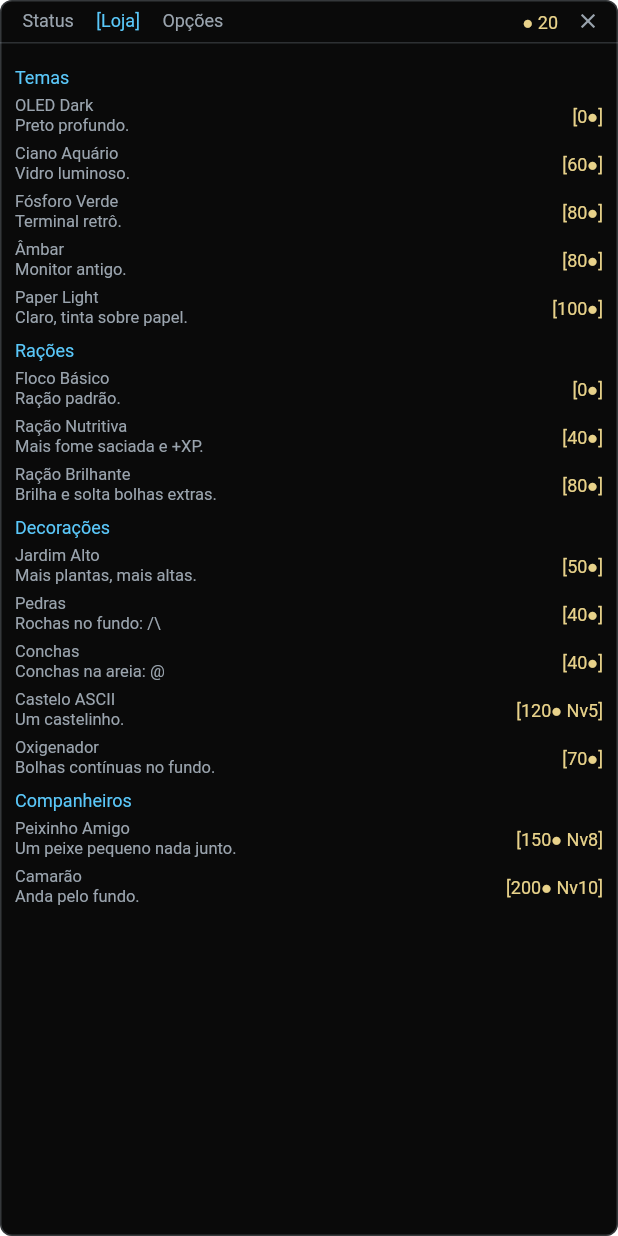
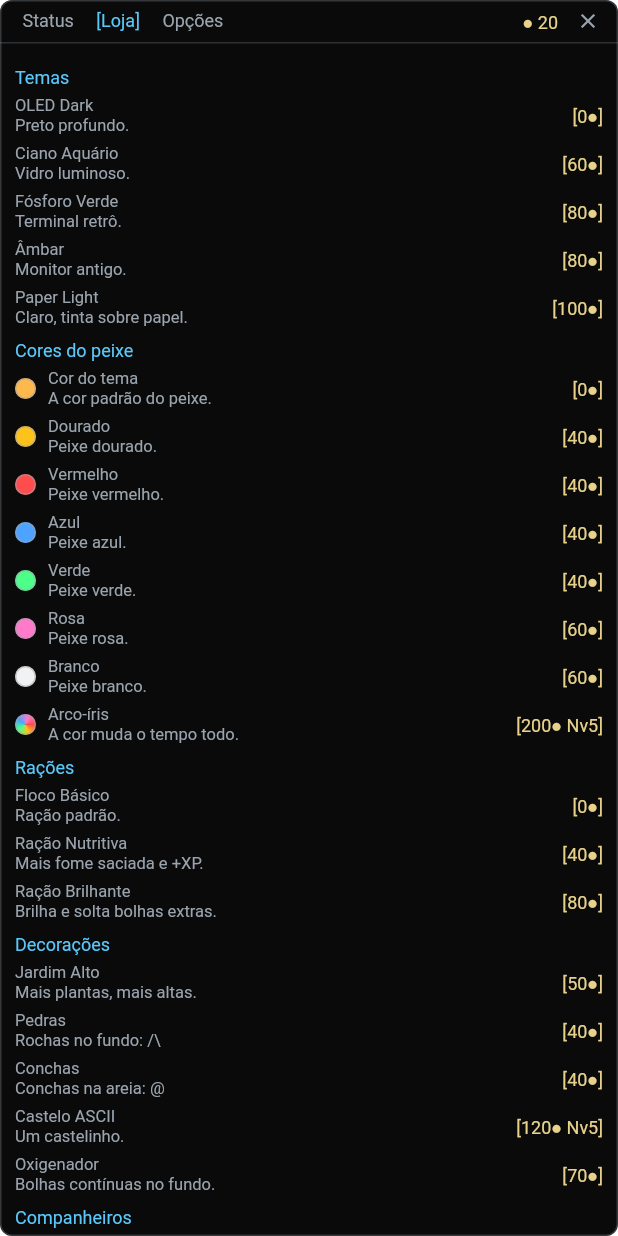
Before and after one commit to joseminelli/AsciiFish, a Flutter app: the SideDrawerMenu widget shown alone on an empty page, opened directly with empty values, after a tap on "Loja", on a phone screen of 412 x 824 dp. Run offline on Flutter 3.47's test engine with Material 3 defaults, Android fonts, the phone set to English and light mode, and no system bars; missing offline and left inert: dart:ffi, screen_retriever, tray_manager, window_manager; Roboto replaces fonts that are missing (Consolas); statements that could not run were skipped.

Commit message:
feat: sujeira mais visível, cores do peixe na loja e modo debug

```diff
--- a/lib/core/models/app_settings.dart
+++ b/lib/core/models/app_settings.dart
@@ -3,6 +3,8 @@ class AppSettings {
     this.alwaysOnTop = false,
     this.widgetMode = true,
     this.themeId = 'theme_oled',
+    this.fishColorId = 'fcolor_default',
+    this.debugMode = false,
     this.autoHideHud = true,
     this.fontSize = 13,
     this.windowX,
@@ -14,6 +16,8 @@ class AppSettings {
   bool alwaysOnTop;
   bool widgetMode; // fica atrás dos outros apps, como um widget de desktop
   String themeId;
+  String fishColorId;
+  bool debugMode;
   bool autoHideHud;
   double fontSize;
   double? windowX;
@@ -25,6 +29,8 @@ class AppSettings {
     'alwaysOnTop': alwaysOnTop,
     'widgetMode': widgetMode,
     'themeId': themeId,
+    'fishColorId': fishColorId,
+    'debugMode': debugMode,
     'autoHideHud': autoHideHud,
     'fontSize': fontSize,
     'windowX': windowX,
@@ -39,6 +45,8 @@ class AppSettings {
       alwaysOnTop: j['alwaysOnTop'] as bool? ?? d.alwaysOnTop,
       widgetMode: j['widgetMode'] as bool? ?? d.widgetMode,
       themeId: j['themeId'] as String? ?? d.themeId,
+      fishColorId: j['fishColorId'] as String? ?? d.fishColorId,
+      debugMode: j['debugMode'] as bool? ?? d.debugMode,
       autoHideHud: j['autoHideHud'] as bool? ?? d.autoHideHud,
       fontSize: ((j['fontSize'] as num?) ?? d.fontSize).toDouble().clamp(
         10.0,
--- a/lib/core/models/ascii_theme.dart
+++ b/lib/core/models/ascii_theme.dart
@@ -98,3 +98,22 @@ const kThemes = [
 
 AsciiTheme themeById(String id) =>
     kThemes.firstWhere((t) => t.id == id, orElse: () => kThemes.first);
+
+/// Cores personalizadas do peixe (null = cor do tema; rainbow = ciclo de matiz).
+class FishColor {
+  const FishColor(this.id, this.color, {this.rainbow = false});
+  final String id;
+  final Color? color;
+  final bool rainbow;
+}
+
+const kFishColors = [
+  FishColor('fcolor_default', null),
+  FishColor('fcolor_gold', Color(0xFFFFC21A)),
+  FishColor('fcolor_red', Color(0xFFFF4D4D)),
+  FishColor('fcolor_blue', Color(0xFF4DA3FF)),
+  FishColor('fcolor_green', Color(0xFF4DFF88)),
+  FishColor('fcolor_pink', Color(0xFFFF7AC8)),
+  FishColor('fcolor_white', Color(0xFFF2F2F2)),
+  FishColor('fcolor_rainbow', null, rainbow: true),
+];
--- a/lib/core/models/game_progress.dart
+++ b/lib/core/models/game_progress.dart
@@ -14,7 +14,7 @@ class GameProgress {
     this.cleanCount = 0,
     this.interactCount = 0,
     DateTime? lastSavedAt,
-  }) : owned = owned ?? {'theme_oled', 'food_basic'},
+  }) : owned = owned ?? {'theme_oled', 'food_basic', 'fcolor_default'},
        achievements = achievements ?? {},
        daysCared = daysCared ?? {},
        lastSavedAt = lastSavedAt ?? DateTime.now();
--- a/lib/core/models/shop_catalog.dart
+++ b/lib/core/models/shop_catalog.dart
@@ -1,4 +1,4 @@
-enum ShopCategory { theme, food, decor, companion }
+enum ShopCategory { theme, fishColor, food, decor, companion }
 
 class ShopItem {
   const ShopItem(
@@ -128,4 +128,44 @@ const kShopItems = [
     200,
     minLevel: 10,
   ),
+  // Cores do peixe
+  ShopItem(
+    'fcolor_default',
+    'Cor do tema',
+    'A cor padrão do peixe.',
+    ShopCategory.fishColor,
+    0,
+  ),
+  ShopItem(
+    'fcolor_gold',
+    'Dourado',
+    'Peixe dourado.',
+    ShopCategory.fishColor,
+    40,
+  ),
+  ShopItem(
+    'fcolor_red',
+    'Vermelho',
+    'Peixe vermelho.',
+    ShopCategory.fishColor,
+    40,
+  ),
+  ShopItem('fcolor_blue', 'Azul', 'Peixe azul.', ShopCategory.fishColor, 40),
+  ShopItem('fcolor_green', 'Verde', 'Peixe verde.', ShopCategory.fishColor, 40),
+  ShopItem('fcolor_pink', 'Rosa', 'Peixe rosa.', ShopCategory.fishColor, 60),
+  ShopItem(
+    'fcolor_white',
+    'Branco',
+    'Peixe branco.',
+    ShopCategory.fishColor,
+    60,
+  ),
+  ShopItem(
+    'fcolor_rainbow',
+    'Arco-íris',
+    'A cor muda o tempo todo.',
+    ShopCategory.fishColor,
+    200,
+    minLevel: 5,
+  ),
 ];
--- a/lib/core/simulation/aquarium_engine.dart
+++ b/lib/core/simulation/aquarium_engine.dart
@@ -38,7 +38,6 @@ class AquariumEngine {
   void Function()? onJump;
   static const _g = 16.0; // gravidade do pulo (linhas/s^2)
   double _jumpT = 25;
-  double _airCool = 0;
 
   double _bubbleT = 1;
   double _dirtT = 3;
@@ -150,6 +149,25 @@ class AquariumEngine {
     final before = particles.length;
     particles.removeWhere((p) => p.type == ParticleType.dirt);
     return before - particles.length;
+  }
+
+  /// Debug: cria sujeira na hora.
+  void spawnDirt(int n) {
+    for (var i = 0; i < n; i++) {
+      particles.add(
+        Particle(
+          ParticleType.dirt,
+          _rnd.nextDouble() * (cols - 1),
+          rows - 2.0,
+          const [',', '.', ';', '`'][_rnd.nextInt(4)],
+        ),
+      );
+    }
+  }
+
+  /// Debug: força um pulo agora (se houver ar suficiente).
+  void forceJump() {
+    if (fish.mode != FishMode.jumping && airRows >= 2) _launch();
   }
 
   /// Remove a sujeira mais próxima do ponto (em células). Retorna true se limpou algo.
@@ -313,7 +331,6 @@ class AquariumEngine {
       _updateJump(dt);
       return;
     }
-    _airCool -= dt;
     final activity = 0.5 + 0.5 * (cleanliness / 100);
     final tired = hunger < 25 ? 0.6 : 1.0;
     final food = _nearestFood();
@@ -344,21 +361,6 @@ class AquariumEngine {
       tx = _curiousX > f.x + f.width / 2 ? _curiousX - f.width : _curiousX;
       ty = _curiousY.clamp(_minY, _maxY).toDouble();
       speed = 6 + cols / 60;
-      // Cursor no ar (acima da agua): o peixe vem por baixo e salta na direcao dele.
-      if (_curiousY < waterTop - 0.5 &&
-          airRows >= 3 &&
-          _airCool <= 0 &&
-          (_curiousX - f.mouthX).abs() < 5 &&
-          f.y <= waterTop + 2.2) {
-        _airCool = 5;
-        _launch(
-          apex: (waterTop - _curiousY + 0.5)
-              .clamp(1.5, airRows - 1.0)
-              .toDouble(),
-          vx: ((_curiousX - f.mouthX) * 1.5).clamp(-8.0, 8.0),
-        );
-        return;
-      }
     } else {
       f.mode = FishMode.wandering;
       _jumpT -= dt;
--- a/lib/platform/click_through_service.dart
+++ b/lib/platform/click_through_service.dart
@@ -38,7 +38,7 @@ class ClickThroughService {
       if (hot && !_hotkeyWas) game.triggerFeed();
       _hotkeyWas = hot;
       game.setHover(inWindow && game.overPanel(local));
-      if (inWindow) game.passiveHover(local);
+      game.passiveHover(local, inWindow: inWindow);
 
       final capture = inWindow && game.isInteractiveAt(local);
       if (capture != _capturing) {
--- a/lib/ui/painter/aquarium_painter.dart
+++ b/lib/ui/painter/aquarium_painter.dart
@@ -60,6 +60,7 @@ class AquariumPainter extends CustomPainter {
     final g = game.glyphs;
     final cw = g.cell.width, ch = g.cell.height;
     final owned = game.progress.owned;
+    final fishCol = game.fishColor(e.time);
 
     void text(String s, double col, double row, Color c) {
       g.get(s, c).paint(canvas, Offset(col * cw, row * ch));
@@ -166,6 +167,8 @@ class AquariumPainter extends CustomPainter {
         final o = Offset(p.x * cw + cw / 2, p.y * ch + ch / 2);
         canvas.drawCircle(o, 6, Paint()..color = c.withValues(alpha: 0.25));
         canvas.drawCircle(o, 3, Paint()..color = c);
+      } else if (p.type == ParticleType.dirt) {
+        _paintDirt(canvas, p, cw, ch, e.time, th.isDark);
       } else {
         text(p.ch, p.x, p.y, c);
       }
@@ -178,14 +181,14 @@ class AquariumPainter extends CustomPainter {
           c.facing > 0 ? '><o>' : '<o><',
           c.x,
           c.y,
-          th.fish.withValues(alpha: 0.8),
+          fishCol.withValues(alpha: 0.8),
         );
       } else {
         text(
           c.facing > 0 ? '=(:>' : '<:)=',
           c.x,
           c.y,
-          th.fish.withValues(alpha: 0.8),
+          fishCol.withValues(alpha: 0.8),
         );
       }
     }
@@ -211,7 +214,59 @@ class AquariumPainter extends CustomPainter {
       facingRight: f.facing > 0,
       tail: f.tailPhase.floor(),
     );
-    text(sprite, f.x, f.y, th.fish);
+    text(sprite, f.x, f.y, fishCol);
+  }
+
+  /// Sujeira bem visível: montinho marrom com contorno, brilho e fiapos de "fedor" subindo.
+  void _paintDirt(
+    Canvas canvas,
+    Particle p,
+    double cw,
+    double ch,
+    double t,
+    bool dark,
+  ) {
+    final seed = (p.x0 * 7.31).floor();
+    final w = cw * (1.7 + (seed % 3) * 0.35); // largura varia por partícula
+    final h = ch * 0.62;
+    final cx = p.x * cw + cw / 2;
+    final base = p.y * ch + ch * 0.95;
+    final body = Rect.fromCenter(
+      center: Offset(cx, base - h / 2),
+      width: w,
+      height: h,
+    );
+
+    final fill = Paint()..color = const Color(0xFF8A5A24);
+    final edge = Paint()
+      ..style = PaintingStyle.stroke
+      ..strokeWidth = 1.4
+      ..color = dark ? const Color(0xFFE6B87A) : const Color(0xFF2B1A08);
+    canvas.drawOval(body, fill);
+    canvas.drawOval(body, edge);
+    canvas.drawOval(
+      Rect.fromCenter(
+        center: body.center.translate(-w * 0.18, -h * 0.18),
+        width: w * 0.35,
+        height: h * 0.3,
+      ),
+      Paint()..color = const Color(0xFFC48A4A),
+    );
+
+    // fiapos subindo
+    for (var i = 0; i < 2; i++) {
+      final ph = (t * 0.9 + i * 0.5 + seed * 0.13) % 1.0;
+      final sx =
+          cx + (i == 0 ? -w * 0.2 : w * 0.2) + sin((t + i) * 3 + seed) * 2.5;
+      final sy = body.top - ph * ch * 1.1;
+      canvas.drawCircle(
+        Offset(sx, sy),
+        1.8,
+        Paint()
+          ..color = (dark ? const Color(0xFFD8C49A) : const Color(0xFF6B5B45))
+              .withValues(alpha: (1 - ph) * 0.8),
+      );
+    }
   }
 
   @override
--- a/lib/ui/widgets/side_drawer_menu.dart
+++ b/lib/ui/widgets/side_drawer_menu.dart
@@ -83,7 +83,7 @@ class _SideDrawerMenuState extends State<SideDrawerMenu> {
                 children: switch (_tab) {
                   0 => _status(th, base),
                   1 => _shop(th, base),
-                  _ => _options(th, base),
+                  _ => [..._options(th, base), ..._debug(th, base)],
                 },
               ),
             ),
@@ -97,7 +97,7 @@ class _SideDrawerMenuState extends State<SideDrawerMenu> {
     final p = g.progress;
     final sprite = FishSprites.frame(p.level, facingRight: false, tail: 0);
     return [
-      Text(sprite, style: base.copyWith(color: th.fish, fontSize: 16)),
+      Text(sprite, style: base.copyWith(color: g.fishColor(0), fontSize: 16)),
       Text('${g.stage.name} · Nível ${p.level}'),
       Text('XP ${p.xp}/${p.xpToNextLevel}'),
       const SizedBox(height: 6),
@@ -106,6 +106,15 @@ class _SideDrawerMenuState extends State<SideDrawerMenu> {
       ),
       Text(
         'Refeições ${p.feedCount}  Limpezas ${p.cleanCount}  Dias ${p.daysCared.length}',
+      ),
+      const SizedBox(height: 10),
+      Text('Como ganhar pérolas', style: base.copyWith(color: th.accent)),
+      Text(
+        '• Alimentar com fome < 60: +1 por floco\n'
+        '• Subir de nível: +10 + nível\n'
+        '• Limpar 3+ sujeiras de uma vez: +1\n'
+        '• Cada conquista: +15',
+        style: base.copyWith(fontSize: 11),
       ),
       const SizedBox(height: 10),
       Text('Conquistas', style: base.copyWith(color: th.accent)),
@@ -128,6 +137,7 @@ class _SideDrawerMenuState extends State<SideDrawerMenu> {
   List<Widget> _shop(AsciiTheme th, TextStyle base) {
     const titles = {
       ShopCategory.theme: 'Temas',
+      ShopCategory.fishColor: 'Cores do peixe',
       ShopCategory.food: 'Rações',
       ShopCategory.decor: 'Decorações',
       ShopCategory.companion: 'Companheiros',
@@ -144,7 +154,9 @@ class _SideDrawerMenuState extends State<SideDrawerMenu> {
         final owned = g.owns(it);
         final equipped = g.isEquipped(it);
         final selectable =
-            cat == ShopCategory.theme || cat == ShopCategory.food;
+            cat == ShopCategory.theme ||
+            cat == ShopCategory.fishColor ||
+            cat == ShopCategory.food;
         String action;
         VoidCallback? onTap;
         if (!owned) {
@@ -164,6 +176,7 @@ class _SideDrawerMenuState extends State<SideDrawerMenu> {
               padding: const EdgeInsets.symmetric(vertical: 3),
               child: Row(
                 children: [
+                  if (cat == ShopCategory.fishColor) _swatch(it, th),
                   Expanded(
                     child: Text(
                       '${it.name}\n${it.desc}',
@@ -184,6 +197,78 @@ class _SideDrawerMenuState extends State<SideDrawerMenu> {
       }
     }
     return out;
+  }
+
+  Widget _swatch(ShopItem it, AsciiTheme th) {
+    final fc = kFishColors.firstWhere(
+      (c) => c.id == it.id,
+      orElse: () => kFishColors.first,
+    );
+    final color = fc.color ?? th.fish;
+    return Container(
+      width: 14,
+      height: 14,
+      margin: const EdgeInsets.only(right: 8),
+      decoration: BoxDecoration(
+        shape: BoxShape.circle,
+        color: fc.rainbow ? null : color,
+        gradient: fc.rainbow
+            ? const SweepGradient(
+                colors: [
+                  Color(0xFFFF4D4D),
+                  Color(0xFFFFC21A),
+                  Color(0xFF4DFF88),
+                  Color(0xFF4DA3FF),
+                  Color(0xFFFF7AC8),
+                  Color(0xFFFF4D4D),
+                ],
+              )
+            : null,
+        border: Border.all(color: th.fg.withValues(alpha: 0.5)),
+      ),
+    );
+  }
+
+  List<Widget> _debug(AsciiTheme th, TextStyle base) {
+    Widget b(String label, VoidCallback f) => Padding(
+      padding: const EdgeInsets.only(right: 6, bottom: 4),
+      child: OutlinedButton(
+        style: OutlinedButton.styleFrom(
+          visualDensity: VisualDensity.compact,
+          padding: const EdgeInsets.symmetric(horizontal: 8),
+          side: BorderSide(color: th.accent.withValues(alpha: 0.6)),
+        ),
+        onPressed: f,
+        child: Text(
+          label,
+          style: base.copyWith(fontSize: 11, color: th.accent),
+        ),
+      ),
+    );
+    return [
+      const SizedBox(height: 10),
+      SwitchListTile(
+        dense: true,
+        contentPadding: EdgeInsets.zero,
+        title: Text('Modo debug (testes)', style: base),
+        value: g.settings.debugMode,
+        onChanged: g.setDebugMode,
+      ),
+      if (g.settings.debugMode)
+        Wrap(
+          children: [
+            b('+500 pérolas', () => g.debugAddPearls(500)),
+            b('+1 nível', () => g.debugAddLevels(1)),
+            b('+5 níveis', () => g.debugAddLevels(5)),
+            b('Desbloquear tudo', g.debugUnlockAll),
+            b('Sujar a água', g.debugSpawnDirt),
+            b('Pular agora', g.debugJump),
+            b('Fome 10%', () => g.debugSetHunger(10)),
+            b('Fome 100%', () => g.debugSetHunger(100)),
+            b('Resetar progresso', g.debugReset),
+          ],
+        ),
+    ];
   }
 
   List<Widget> _options(AsciiTheme th, TextStyle base) {
```
Also changed, not shown: lib/app/game_controller.dart (+102 -10 lines), lib/platform/windows_window_service.dart (+23 -0 lines), 2 other files.
